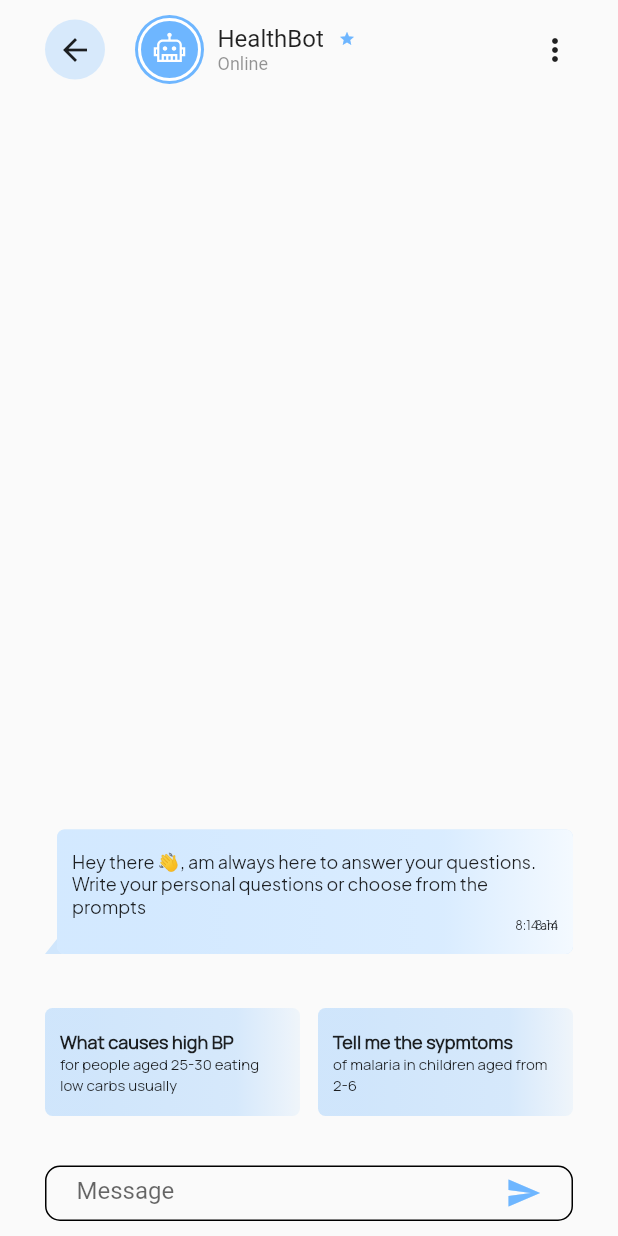
After one commit to Medical-Ai-Computing/Health_Pilot_Flutter_project, a Flutter app: the ChatbotScreen screen opened directly, on a phone screen of 412 x 824 dp. The commit adds this screen. Run offline on Flutter 3.47's test engine with Material 2 defaults, Android fonts, the phone set to English and light mode, and no system bars; drawn by our look-alikes of bubble; our stand-ins replace flutter_markdown, flutter_svg, get, google_fonts, intl_phone_field, line_icons and 2 more; missing offline and left inert: flutter_ruler_picker; accounts and stored records are empty; project files that could hold a hidden picture were left out.

Commit message:
chatbot screen

```diff
--- a/healthpilot/lib/screens/article_screen/article_comment_screen.dart
+++ b/healthpilot/lib/screens/article_screen/article_comment_screen.dart
@@ -3,7 +3,6 @@
 import 'package:flutter/material.dart';
 import 'package:flutter_svg/svg.dart';
 
-import 'package:readmore/readmore.dart';
 import 'article_screen.dart';
 
 import 'article_detail_screen.dart';
@@ -377,25 +376,25 @@ class _CommentCardState extends State<CommentCard> {
                     horizontal: widget.screenWidth * 0.029),
 
                 // This readmore widget is used to render the detal of the  comment and have a feature to extend whe the show more button is pressed
-                child: ReadMoreText(
-                  widget.post,
-                  trimLines: 2,
-                  colorClickableText: Colors.blue,
-                  trimMode: TrimMode.Line,
-                  trimCollapsedText: 'Show more',
-                  trimExpandedText: 'Show less',
-                  moreStyle: const TextStyle(fontSize: 10, color: Colors.blue),
-                  lessStyle: const TextStyle(fontSize: 10, color: Colors.blue),
-                  textAlign: TextAlign.justify,
-                  style: const TextStyle(
-                    fontSize: 10,
-                    color: Colors.black,
-                    fontFamily: 'Plus Jakarta Sans',
-                    fontWeight: FontWeight.w400,
-                    height: 13 / 10,
-                    letterSpacing: 0,
-                  ),
-                ),
+                // child: ReadMoreText(
+                //   widget.post,
+                //   trimLines: 2,
+                //   colorClickableText: Colors.blue,
+                //   trimMode: TrimMode.Line,
+                //   trimCollapsedText: 'Show more',
+                //   trimExpandedText: 'Show less',
+                //   moreStyle: const TextStyle(fontSize: 10, color: Colors.blue),
+                //   lessStyle: const TextStyle(fontSize: 10, color: Colors.blue),
+                //   textAlign: TextAlign.justify,
+                //   style: const TextStyle(
+                //     fontSize: 10,
+                //     color: Colors.black,
+                //     fontFamily: 'Plus Jakarta Sans',
+                //     fontWeight: FontWeight.w400,
+                //     height: 13 / 10,
+                //     letterSpacing: 0,
+                //   ),
+                // ),
               ),
               SizedBox(
                 height: widget.screenHeight * 0.01,
@@ -550,25 +549,25 @@ class _ReplyCardState extends State<ReplyCard> {
               Padding(
                 padding: EdgeInsets.symmetric(
                     horizontal: widget.screenWidth * 0.029),
-                child: ReadMoreText(
-                  widget.reply,
-                  trimLines: 1,
-                  colorClickableText: Colors.blue,
-                  trimMode: TrimMode.Line,
-                  trimCollapsedText: 'Show more',
-                  trimExpandedText: 'Show less',
-                  moreStyle: const TextStyle(fontSize: 10, color: Colors.blue),
-                  lessStyle: const TextStyle(fontSize: 10, color: Colors.blue),
-                  textAlign: TextAlign.justify,
-                  style: const TextStyle(
-                    fontSize: 10,
-                    color: Colors.black,
-                    fontFamily: 'Plus Jakarta Sans',
-                    fontWeight: FontWeight.w400,
-                    height: 13 / 10,
-                    letterSpacing: 0,
-                  ),
-                ),
+                // child: ReadMoreText(
+                //   widget.reply,
+                //   trimLines: 1,
+                //   colorClickableText: Colors.blue,
+                //   trimMode: TrimMode.Line,
+                //   trimCollapsedText: 'Show more',
+                //   trimExpandedText: 'Show less',
+                //   moreStyle: const TextStyle(fontSize: 10, color: Colors.blue),
+                //   lessStyle: const TextStyle(fontSize: 10, color: Colors.blue),
+                //   textAlign: TextAlign.justify,
+                //   style: const TextStyle(
+                //     fontSize: 10,
+                //     color: Colors.black,
+                //     fontFamily: 'Plus Jakarta Sans',
+                //     fontWeight: FontWeight.w400,
+                //     height: 13 / 10,
+                //     letterSpacing: 0,
+                //   ),
+                // ),
               ),
               SizedBox(
                 height: widget.screenHeight * 0.01,
--- /dev/null
+++ b/healthpilot/lib/screens/chatbot_section/chatbot_screen.dart
@@ -0,0 +1,265 @@
+import 'package:bubble/bubble.dart';
+import 'package:flutter/material.dart';
+import 'package:google_fonts/google_fonts.dart';
+import 'package:line_icons/line_icons.dart';
+
+class ChatbotScreen extends StatefulWidget {
+  const ChatbotScreen({super.key});
+
+  @override
+  State<ChatbotScreen> createState() => _ChatbotScreenState();
+}
+
+class _ChatbotScreenState extends State<ChatbotScreen> {
+  @override
+  Widget build(BuildContext context) {
+    return Scaffold(
+      resizeToAvoidBottomInset: true,
+      bottomSheet: Container(
+        height: 37,
+        margin: EdgeInsets.symmetric(horizontal: 30, vertical: 10),
+        padding: EdgeInsets.symmetric(horizontal: 20),
+        decoration: BoxDecoration(
+            border: Border.all(), borderRadius: BorderRadius.circular(10)),
+        child: Row(
+          children: [
+            Expanded(
+              child: TextField(
+                decoration: InputDecoration(
+                    hintText: 'Message', border: InputBorder.none),
+              ),
+            ),
+            Icon(
+              Icons.send,
+              color: Color.fromARGB(
+                255,
+                110,
+                182,
+                255,
+              ),
+            ),
+          ],
+        ),
+      ),
+      body: SafeArea(
+        child: Padding(
+          padding: const EdgeInsets.symmetric(horizontal: 30, vertical: 10),
+          child: Column(
+            children: [
+              Row(
+                children: [
+                  InkWell(
+                    onTap: () {
+                      Navigator.pop(context);
+                    },
+                    child: Container(
+                      height: 40,
+                      width: 40,
+                      decoration: BoxDecoration(
+                        shape: BoxShape.circle,
+                        color: Color.fromARGB(63, 110, 182, 255),
+                      ),
+                      child: Icon(
+                        Icons.arrow_back,
+                      ),
+                    ),
+                  ),
+                  Container(
+                    margin: EdgeInsets.only(right: 9, left: 20),
+                    height: 46,
+                    width: 46,
+                    decoration: BoxDecoration(
+                      shape: BoxShape.circle,
+                      color: Color.fromARGB(255, 110, 182, 255),
+                    ),
+                    child: Row(
+                      mainAxisAlignment: MainAxisAlignment.center,
+                      children: [
+                        Container(
+                          height: 42,
+                          width: 42,
+                          decoration: BoxDecoration(
+                            shape: BoxShape.circle,
+                            color: Color.fromARGB(255, 110, 182, 255),
+                            border: Border.all(
+                              color: Colors.white,
+                              width: 2,
+                            ),
+                          ),
+                          child: Icon(
+                            LineIcons.robot,
+                            color: Colors.white,
+                          ),
+                        ),
+                      ],
+                    ),
+                  ),
+                  Column(
+                    crossAxisAlignment: CrossAxisAlignment.start,
+                    children: [
+                      Row(
+                        children: [
+                          Text(
+                            'HealthBot',
+                            style: TextStyle(
+                              fontSize: 16,
+                            ),
+                          ),
+                          SizedBox(
+                            width: 10,
+                          ),
+                          Icon(
+                            Icons.star,
+                            color: Color.fromARGB(255, 110, 182, 255),
+                            size: 11,
+                          ),
+                        ],
+                      ),
+                      Text(
+                        'Online',
+                        style: TextStyle(
+                            fontSize: 12,
+                            color: Color.fromRGBO(42, 42, 42, 0.50)),
+                      )
+                    ],
+                  ),
+                  Spacer(),
+                  Icon(Icons.more_vert),
+                ],
+              ),
+              Expanded(
+                child: ListView(
+                  reverse: true,
+                  children: [
+                    Row(
+                      children: [
+                        Expanded(
+                          child: Container(
+                                              padding: EdgeInsets.symmetric(vertical: 14, horizontal: 10),
+                            decoration: BoxDecoration(
+                              borderRadius: BorderRadius.circular(5),
+                                gradient: LinearGradient(
+                              colors: [
+                                Color.fromRGBO(110, 182, 255, 0.30),
+                                Color.fromRGBO(110, 182, 255, 0.26),
+                                Color.fromRGBO(110, 182, 255, 0.08),
+                              ],
+                              stops: [
+                                0.17,
+                                0.75,
+                                1
+                              ]
+                            )),
+                            child: Column(
+                              crossAxisAlignment: CrossAxisAlignment.start,
+                              children: [
+                                Text('What causes high BP', style: GoogleFonts.manrope(fontSize: 12, fontWeight: FontWeight.w600,),),
+                                Text('for people aged 25-30 eating low carbs usually', style: GoogleFonts.manrope(fontSize: 10, fontWeight: FontWeight.w400,),),
+                              ],
+                            ),
+                          ),
+                        ),
+                        SizedBox(width: 12,),
+                        Expanded(
+                          child: Container(
+                                              padding: EdgeInsets.symmetric(vertical: 14, horizontal: 10),
+                                              child: Column(
+                              crossAxisAlignment: CrossAxisAlignment.start,
+                                                children: [
+                                Text('Tell me the sypmtoms', style: GoogleFonts.manrope(fontSize: 12, fontWeight: FontWeight.w600,),),
+                                Text('of malaria in children aged from 2-6', style: GoogleFonts.manrope(fontSize: 10, fontWeight: FontWeight.w400,),),
+                                                ],
+                                              ),
+                                              decoration: BoxDecoration(
+                              borderRadius: BorderRadius.circular(5),
+                            gradient: LinearGradient(
+                          colors: [
+                            Color.fromRGBO(110, 182, 255, 0.30),
+                            Color.fromRGBO(110, 182, 255, 0.26),
+                            Color.fromRGBO(110, 182, 255, 0.08),
+                          ],
+                          stops: [
+                            0.17,
+                            0.75,
+                            1
+                          ]
+                                              )),
+                                            ),
+                        ),
+                      ],
+                    ),
+                    Padding(
+                      padding: const EdgeInsets.only(bottom: 36),
+                      child: Bubble(
+                        radius: Radius.circular(5),
+                        nip: BubbleNip.leftBottom,
+                        margin: BubbleEdges.all(0),
+                        padding: BubbleEdges.all(0),
+                        showNip: true,
+                        color: Color.fromRGBO(110, 182, 255, 0.30),
+                        shadowColor: Colors.transparent,
+                        child: Stack(
+                          children: [
+                            Container(
+                      padding: EdgeInsets.symmetric(vertical: 14, horizontal: 10),
+                              decoration: BoxDecoration(
+                              borderRadius: BorderRadius.circular(5),
+                                color: Colors.white,
+                              ),
+                              child: Column(
+                                children: [
+                                  Text('Hey there 👋, am always here to answer your questions. Write your personal questions or choose from the prompts', style: GoogleFonts.plusJakartaSans(color: Colors.transparent,fontSize: 12, fontWeight: FontWeight.w400),),
+                                  Row(
+                                    mainAxisAlignment: MainAxisAlignment.end,
+                                    children: [
+                                      Text('8:14',style: GoogleFonts.plusJakartaSans(fontSize: 8, fontWeight: FontWeight.w400),),
+                                    ],
+                                  ),
+                                ],
+                              ),
+                            ),
+                            Container(
+                      padding: EdgeInsets.symmetric(vertical: 14, horizontal: 10),
+                              decoration: BoxDecoration(
+                              borderRadius: BorderRadius.circular(5),
+                                gradient: LinearGradient(
+                              colors: [
+                                Color.fromRGBO(110, 182, 255, 0.30),
+                                Color.fromRGBO(110, 182, 255, 0.26),
+                                Color.fromRGBO(110, 182, 255, 0.08),
+                              ],
+                              stops: [
+                                0.17,
+                                0.75,
+                                1
+                              ]
+                            )),
+                              child: Column(
+                                children: [
+                                  Text('Hey there 👋, am always here to answer your questions. Write your personal questions or choose from the prompts', style: GoogleFonts.plusJakartaSans(fontSize: 12, fontWeight: FontWeight.w400),),
+                                  Row(
+                                    mainAxisAlignment: MainAxisAlignment.end,
+                                    children: [
+                                      Text('8:14 am', style: GoogleFonts.plusJakartaSans(fontSize: 8, fontWeight: FontWeight.w400),),
+                                    ],
+                                  ),
+                                ],
+                              ),
+                            ),
+                          ],
+                        ),
+                      ),
+                    ),
+                  ],
+                ),
+              ),
+              SizedBox(
+                height: 70,
+              ),
+            ],
+          ),
+        ),
+      ),
+    );
+  }
+}
--- a/healthpilot/lib/screens/home_page_screen/home_page_screen.dart
+++ b/healthpilot/lib/screens/home_page_screen/home_page_screen.dart
@@ -15,6 +15,7 @@ import 'package:healthpilot/screens/health_section/health_tracking_screen.dart';
 import 'package:healthpilot/screens/on_boarding_screens/language_translation.dart';
 import 'package:line_icons/line_icons.dart';
 import 'package:smooth_page_indicator/smooth_page_indicator.dart';
+import '../chatbot_section/chatbot_screen.dart';
 import '../on_boarding_screens/profile_and_setting_screen.dart';
 import '/screens/home_page_screen/overview_card.dart';
 import 'package:healthpilot/theme/app_theme.dart';
@@ -194,8 +195,6 @@ class _HomePageScreenState extends State<HomePageScreen> {
   void didChangeDependencies() {
     super.didChangeDependencies();
   }
-
-
 
   @override
   void dispose() {
@@ -453,7 +452,10 @@ class _HomePageScreenState extends State<HomePageScreen> {
                     shape: RoundedRectangleBorder(
                       borderRadius: BorderRadius.circular(30.0),
                     ),
-                    onPressed: () {},
+                    onPressed: () {
+                      Navigator.of(context).push(MaterialPageRoute(
+                          builder: (context) => ChatbotScreen()));
+                    },
                     backgroundColor: AppTheme
                         .buttonStyleForFloatingActionBtn.backgroundColor,
                     foregroundColor: AppTheme
--- a/healthpilot/lib/screens/on_boarding_screens/physical_therapy_screen.dart
+++ b/healthpilot/lib/screens/on_boarding_screens/physical_therapy_screen.dart
@@ -1,7 +1,7 @@
 import 'package:flutter/material.dart';
-import 'package:healthpilot/data/contants.dart';
-import 'package:healthpilot/screens/on_boarding_screens/signup_and_login_screen.dart';
-import 'package:healthpilot/theme/app_theme.dart';
+import '../../data/contants.dart';
+import '../../screens/on_boarding_screens/signup_and_login_screen.dart';
+import '../../theme/app_theme.dart';
 
 class PhysicalTherapyScreen extends StatefulWidget {
   const PhysicalTherapyScreen({super.key});
--- a/healthpilot/pubspec.yaml
+++ b/healthpilot/pubspec.yaml
@@ -51,6 +51,8 @@ dependencies:
   flutter_markdown: ^0.6.17+2
   readmore: ^2.2.0
   get: ^4.6.5
+  bubble: ^1.2.1
+  google_fonts: ^6.1.0
 
 
 dev_dependencies:
```
Also changed, not shown: healthpilot/lib/main.dart (+1 -12 lines), healthpilot/pubspec.lock, 8 other files.
